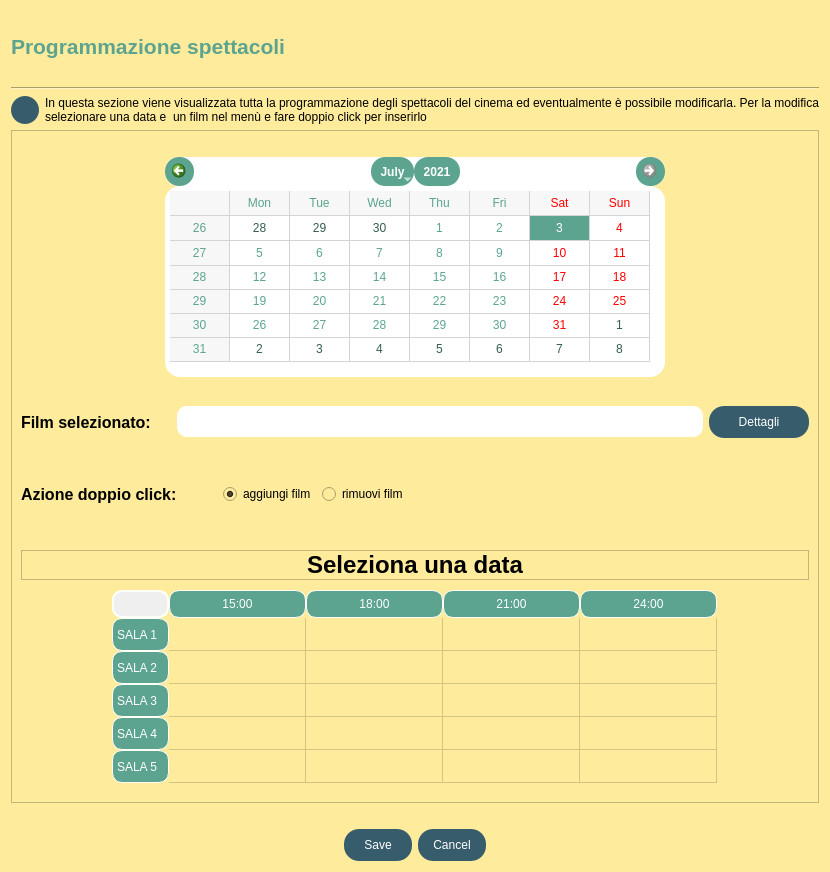
Qt form listaFilm/visualizzaProgrammazione/view/ProgrammazioneSpettacoli.ui (StracciaMatteo/GestioneCinema) before a commit.
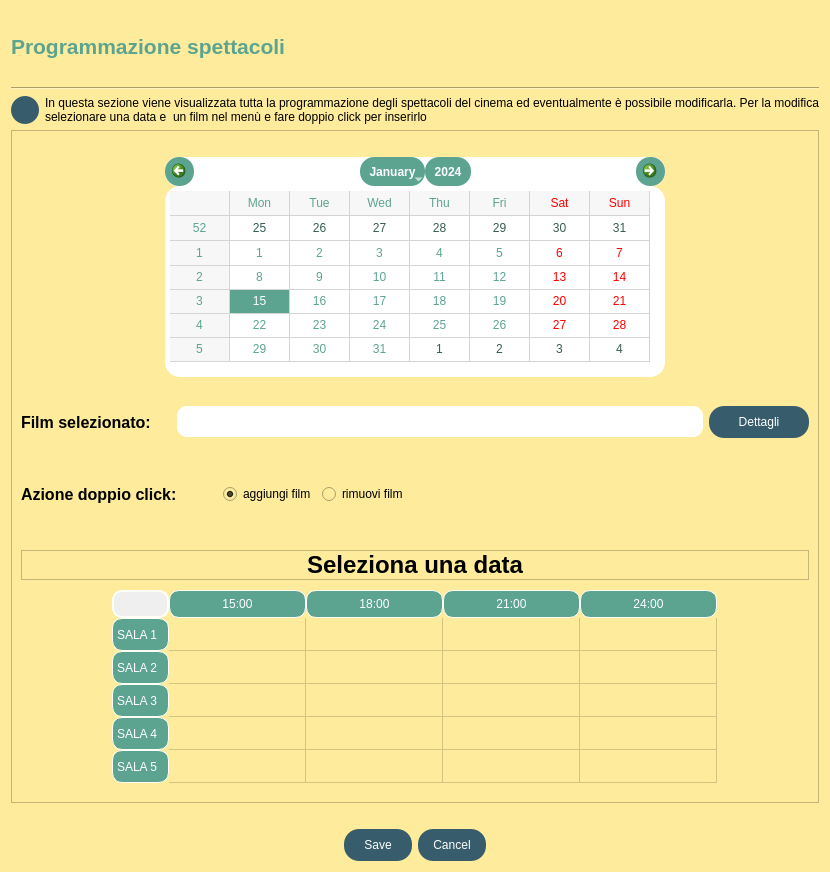
The same form after that commit. Icons and pictures are not drawn.

Commit message: Implementata vista programmazione spettacoli in viewVendita (definire evento clicked)

Diff of the .ui file:
```diff
--- a/listaFilm/visualizzaProgrammazione/view/ProgrammazioneSpettacoli.ui
+++ b/listaFilm/visualizzaProgrammazione/view/ProgrammazioneSpettacoli.ui
@@ -336,20 +336,6 @@
              <property name="styleSheet">
               <string notr="true"/>
              </property>
-             <property name="minimumDate">
-              <date>
-               <year>2021</year>
-               <month>5</month>
-               <day>27</day>
-              </date>
-             </property>
-             <property name="maximumDate">
-              <date>
-               <year>2021</year>
-               <month>7</month>
-               <day>3</day>
-              </date>
-             </property>
              <property name="gridVisible">
               <bool>true</bool>
              </property>
```
The commit also changes 3 other files.
